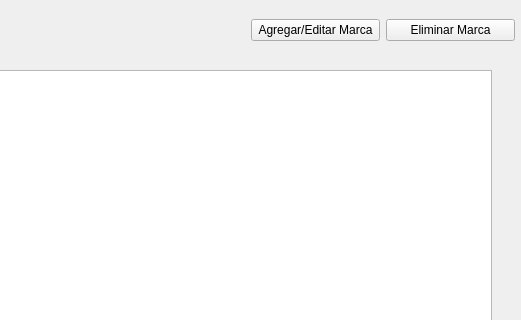
This is modulo_marcas/admin_marcas.ui in GrupoTallerCostruccion/Repositorio1 as Qt 5 draws it before an edit; both pictures show x 99 to 620 and y 0 to 320 of the 620 by 413 pixel window. The edited form follows.
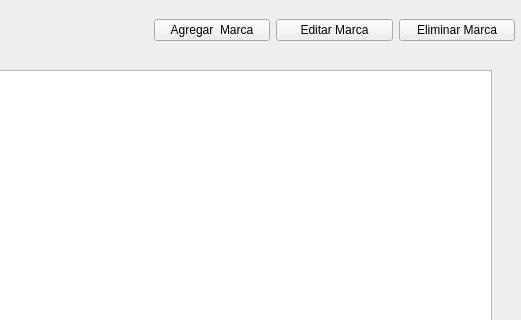
This is the edited form.

```diff
--- a/modulo_marcas/admin_marcas.ui
+++ b/modulo_marcas/admin_marcas.ui
@@ -17,9 +17,9 @@
    <widget class="QWidget" name="widget" native="true">
     <property name="geometry">
      <rect>
-      <x>350</x>
+      <x>253</x>
       <y>10</y>
-      <width>264</width>
+      <width>361</width>
       <height>41</height>
      </rect>
     </property>
@@ -27,7 +27,14 @@
      <item>
       <widget class="QPushButton" name="agregar_marca">
        <property name="text">
-        <string>Agregar/Editar Marca</string>
+        <string>Agregar  Marca</string>
+       </property>
+      </widget>
+     </item>
+     <item>
+      <widget class="QPushButton" name="edtar_marca">
+       <property name="text">
+        <string>Editar Marca</string>
        </property>
       </widget>
      </item>
```
